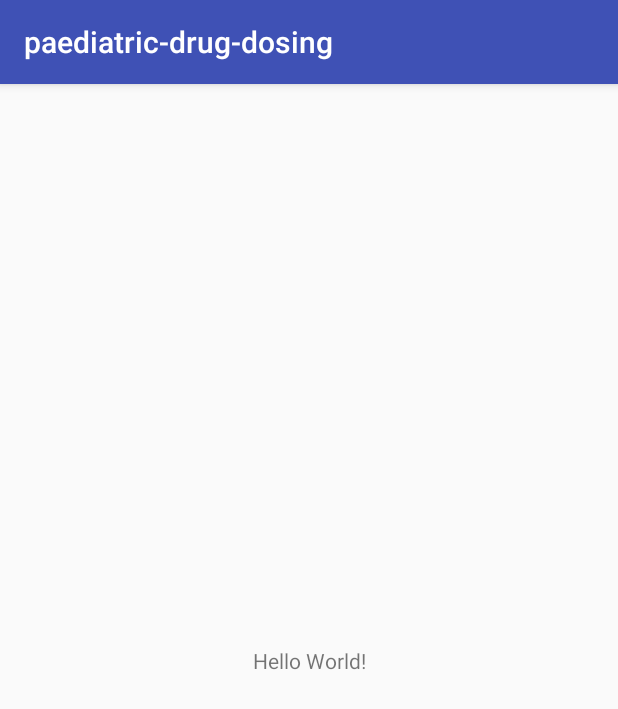
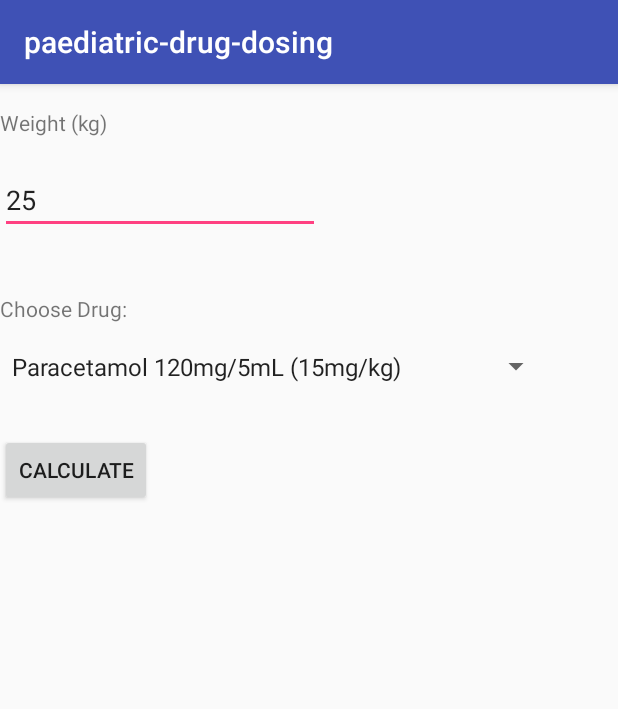
Before and after one commit to jeremy-steinberg/paediatric-drug-dosing, an Android app: the screen it shows after launch (MainActivity), on a phone screen of 412 x 824 dp. Shown: the top 709 px of the screen. Run offline under Robolectric (Android 15) with nearby library versions, the phone set to English and light mode, and no system bars.

Commit message:
Basic application in a working state

```diff
--- a/app/src/main/java/steinberg/paediatric_drug_dosing/MainActivity.java
+++ b/app/src/main/java/steinberg/paediatric_drug_dosing/MainActivity.java
@@ -2,12 +2,56 @@ package steinberg.paediatric_drug_dosing;
 
 import android.support.v7.app.AppCompatActivity;
 import android.os.Bundle;
+import android.view.View;
+import android.widget.ArrayAdapter;
+import android.widget.Button;
+import android.widget.EditText;
+import android.widget.Spinner;
+import android.widget.TextView;
+
+import java.util.ArrayList;
+
+import steinberg.paediatric_drug_dosing.factories.DrugFactory;
+import steinberg.paediatric_drug_dosing.services.CalculationService;
+import steinberg.paediatric_drug_dosing.types.Drug;
 
 public class MainActivity extends AppCompatActivity {
+
+    private ArrayList<Drug> _drugs;
+    private ArrayList<String> _drugNames;
 
     @Override
     protected void onCreate(Bundle savedInstanceState) {
         super.onCreate(savedInstanceState);
         setContentView(R.layout.activity_main);
+
+        _drugs = DrugFactory.GetDrugs();
+        _drugNames = new ArrayList<String>();
+        for (Drug drug : _drugs) {
+            _drugNames.add(drug.HumanFriendlyName);
+        }
+
+        Spinner drugSpinner = findViewById(R.id.DrugSelectionSpinner);
+        ArrayAdapter<String> adapter = new ArrayAdapter<String>(this, android.R.layout.simple_spinner_item, _drugNames);
+        adapter.setDropDownViewResource(android.R.layout.simple_spinner_dropdown_item);
+        drugSpinner.setAdapter(adapter);
+
+        final Button button = findViewById(R.id.CalculateButton);
+        button.setOnClickListener(new View.OnClickListener() {
+            public void onClick(View v) {
+                final TextView doseOutput = findViewById(R.id.DoseOutput);
+                final TextView milligramsOutput = findViewById(R.id.MilligramsOutput);
+                final Spinner drugSpinner = findViewById(R.id.DrugSelectionSpinner);
+                final EditText weightInput = findViewById(R.id.WeightInput);
+                final int drugIndex = _drugNames.indexOf(drugSpinner.getSelectedItem().toString());
+                final Drug drug = _drugs.get(drugIndex);
+                final int weight = Integer.parseInt(weightInput.getText().toString());
+                doseOutput.setText(CalculationService.GetDoseMessage(drug, weight));
+                doseOutput.setVisibility(View.VISIBLE);
+                milligramsOutput.setText(CalculationService.GetMilligramsDoseMessage(drug, weight));
+                milligramsOutput.setVisibility(View.VISIBLE);
+            }
+        });
+
     }
 }
--- /dev/null
+++ b/app/src/main/java/steinberg/paediatric_drug_dosing/factories/DrugFactory.java
@@ -0,0 +1,15 @@
+package steinberg.paediatric_drug_dosing.factories;
+import java.util.ArrayList;
+import steinberg.paediatric_drug_dosing.types.Drug;
+public class DrugFactory {
+
+    public static ArrayList<Drug> GetDrugs()
+    {
+        ArrayList<Drug> drugs = new ArrayList<Drug>();
+
+        drugs.add(new Drug("Paracetamol120", "Paracetamol 120mg/5mL (15mg/kg)", "FOUR times a day", 0.625, 15, 42, 1000));
+        drugs.add(new Drug("Paracetamol250", "Paracetamol 250mg/5mL (15mg/kg)","FOUR times a day", 0.3, 15, 20, 1000));
+
+        return drugs;
+    }
+}
--- /dev/null
+++ b/app/src/main/java/steinberg/paediatric_drug_dosing/services/CalculationService.java
@@ -0,0 +1,24 @@
+package steinberg.paediatric_drug_dosing.services;
+
+import java.text.DecimalFormat;
+
+import steinberg.paediatric_drug_dosing.types.Drug;
+
+public class CalculationService {
+
+    private static DecimalFormat formatter = new DecimalFormat("#.#");
+
+    public static String GetDoseMessage(Drug drug, int weight)
+    {
+        double totalUnrounded = Math.min(weight * drug.VariableMilliliters, drug.MaximumMilliliters);
+        String totalString = formatter.format(totalUnrounded);
+        return totalString + " mLs " + drug.FrequencyMessage;
+    }
+
+    public static String GetMilligramsDoseMessage(Drug drug, int weight)
+    {
+        double totalUnrounded = Math.min(weight * drug.VariableMilligrams, drug.MaximumMilligrams);
+        String totalString = formatter.format(totalUnrounded);
+        return totalString + " mgs " + drug.FrequencyMessage;
+    }
+}
--- /dev/null
+++ b/app/src/main/java/steinberg/paediatric_drug_dosing/types/Drug.java
@@ -0,0 +1,23 @@
+package steinberg.paediatric_drug_dosing.types;
+
+public class Drug {
+    public String Name;
+    public String HumanFriendlyName;
+    public String FrequencyMessage;
+    public double VariableMilliliters;
+    public double VariableMilligrams;
+    public double MaximumMilliliters;
+    public double MaximumMilligrams;
+
+    public Drug(String name, String humanFriendlyName, String frequencyMessage, double variableMilliliters, double variableMilligrams,
+                double maximumMilliliters, double maximumMilligrams)
+    {
+        Name = name;
+        HumanFriendlyName = humanFriendlyName;
+        FrequencyMessage = frequencyMessage;
+        VariableMilliliters = variableMilliliters;
+        VariableMilligrams = variableMilligrams;
+        MaximumMilliliters = maximumMilliliters;
+        MaximumMilligrams = maximumMilligrams;
+    }
+}
--- a/app/src/main/res/layout/activity_main.xml
+++ b/app/src/main/res/layout/activity_main.xml
@@ -6,13 +6,69 @@
     android:layout_height="match_parent"
     tools:context="steinberg.paediatric_drug_dosing.MainActivity">
 
+    <Spinner
+        android:id="@+id/DrugSelectionSpinner"
+        android:layout_width="368dp"
+        android:layout_height="55dp"
+        android:layout_marginTop="1dp"
+        app:layout_constraintTop_toBottomOf="@+id/ChooseDrugLabel"
+        tools:layout_editor_absoluteX="8dp" />
+
     <TextView
+        android:id="@+id/ChooseDrugLabel"
+        android:layout_width="wrap_content"
+        android:layout_height="19dp"
+        android:layout_marginTop="40dp"
+        android:text="Choose Drug:"
+        app:layout_constraintTop_toBottomOf="@+id/WeightInput"
+        tools:layout_editor_absoluteX="151dp" />
+
+    <TextView
+        android:id="@+id/ChooseWeightLabel"
         android:layout_width="wrap_content"
         android:layout_height="wrap_content"
-        android:text="Hello World!"
-        app:layout_constraintBottom_toBottomOf="parent"
-        app:layout_constraintLeft_toLeftOf="parent"
-        app:layout_constraintRight_toRightOf="parent"
-        app:layout_constraintTop_toTopOf="parent" />
+        android:layout_marginTop="16dp"
+        android:text="Weight (kg)"
+        app:layout_constraintTop_toTopOf="parent"
+        tools:layout_editor_absoluteX="157dp" />
+
+    <EditText
+        android:id="@+id/WeightInput"
+        android:layout_width="wrap_content"
+        android:layout_height="wrap_content"
+        android:layout_marginTop="19dp"
+        android:ems="10"
+        android:inputType="number"
+        android:singleLine="true"
+        android:text="25"
+        app:layout_constraintTop_toBottomOf="@+id/ChooseWeightLabel"
+        tools:layout_editor_absoluteX="84dp" />
+
+    <Button
+        android:id="@+id/CalculateButton"
+        android:layout_width="wrap_content"
+        android:layout_height="wrap_content"
+        android:layout_marginTop="17dp"
+        android:text="Calculate"
+        app:layout_constraintTop_toBottomOf="@+id/DrugSelectionSpinner"
+        tools:layout_editor_absoluteX="132dp" />
+
+    <TextView
+        android:id="@+id/DoseOutput"
+        android:layout_width="wrap_content"
+        android:layout_height="wrap_content"
+        android:layout_marginTop="313dp"
+        android:visibility="invisible"
+        app:layout_constraintTop_toTopOf="parent"
+        tools:layout_editor_absoluteX="163dp" />
+
+    <TextView
+        android:id="@+id/MilligramsOutput"
+        android:layout_width="wrap_content"
+        android:layout_height="wrap_content"
+        android:layout_marginTop="359dp"
+        android:visibility="invisible"
+        app:layout_constraintTop_toTopOf="parent"
+        tools:layout_editor_absoluteX="163dp" />
 
 </android.support.constraint.ConstraintLayout>
```
